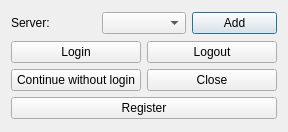
This is dlg_ConnectionManager.ui in LESPROJEKT/qgis-layman-plugin as Qt 5 draws it before an edit. The edited form follows.
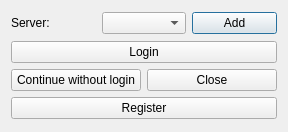
This is the edited form. Icons and pictures are not drawn.

Commit message: update login/logout button behavior

What changed in the file:
```diff
--- a/dlg_ConnectionManager.ui
+++ b/dlg_ConnectionManager.ui
@@ -37,7 +37,7 @@
    </item>
    <item>
     <layout class="QGridLayout" name="gridLayout_buttons">
-     <item row="0" column="0">
+     <item row="0" column="0" colspan="2">
       <widget class="QPushButton" name="pushButton_Connect">
        <property name="text">
         <string>Login</string>
@@ -48,17 +48,6 @@
        </property>
       </widget>
      </item>
-     <item row="0" column="1">
-      <widget class="QPushButton" name="pushButton_logout">
-       <property name="text">
-        <string>Logout</string>
-       </property>
-       <property name="icon">
-        <iconset>
-         <normaloff>icons/logout.png</normaloff>icons/logout.png</iconset>
-       </property>
-      </widget>
-     </item>
      <item row="1" column="0">
       <widget class="QPushButton" name="pushButton_NoLogin">
        <property name="text">
```
The commit also changes 2 other files.
